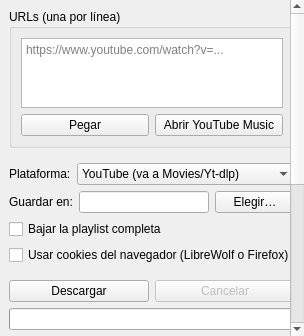
The window that gui/PaginaDescargas.ui (Sebas-Git-Tail/Windows-Manager) describes before a commit, drawn with Qt 5.
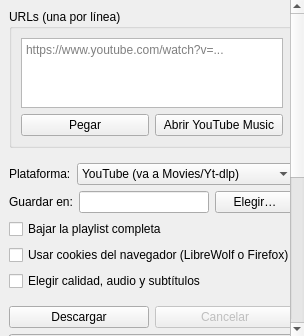
The same window after the commit.

Commit message: Descargar Vídeos: elegir calidad y códecs, siempre en MKV; pistas de audio y subtítulos como en Linux

What changed in the file:
```diff
--- a/gui/PaginaDescargas.ui
+++ b/gui/PaginaDescargas.ui
@@ -101,6 +101,12 @@
             <property name="text"><string>Usar cookies del navegador (LibreWolf o Firefox)</string></property>
            </widget>
           </item>
+          <item>
+           <widget class="QCheckBox" name="checkPistas">
+            <property name="text"><string>Elegir calidad, audio y subtítulos</string></property>
+            <property name="toolTip"><string>Antes de descargar busca qué calidades, códecs, subtítulos y pistas de audio (idiomas) ofrece el video y deja elegir. Todo queda dentro de un archivo MKV.</string></property>
+           </widget>
+          </item>
          </layout>
         </widget>
        </item>
```
The commit also changes 8 other files.
